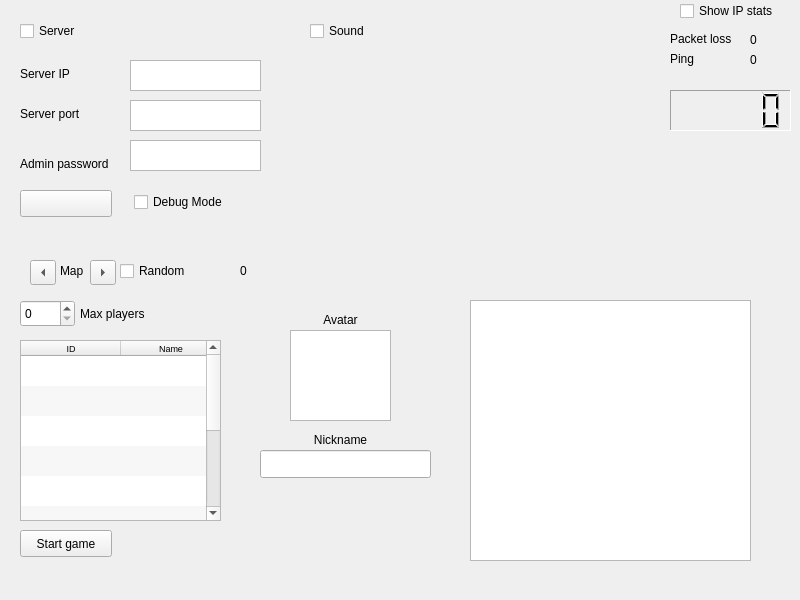
Above: gui/ui/main_window.ui from contremaitre/BomberDude before the change. Below: the same form after it.
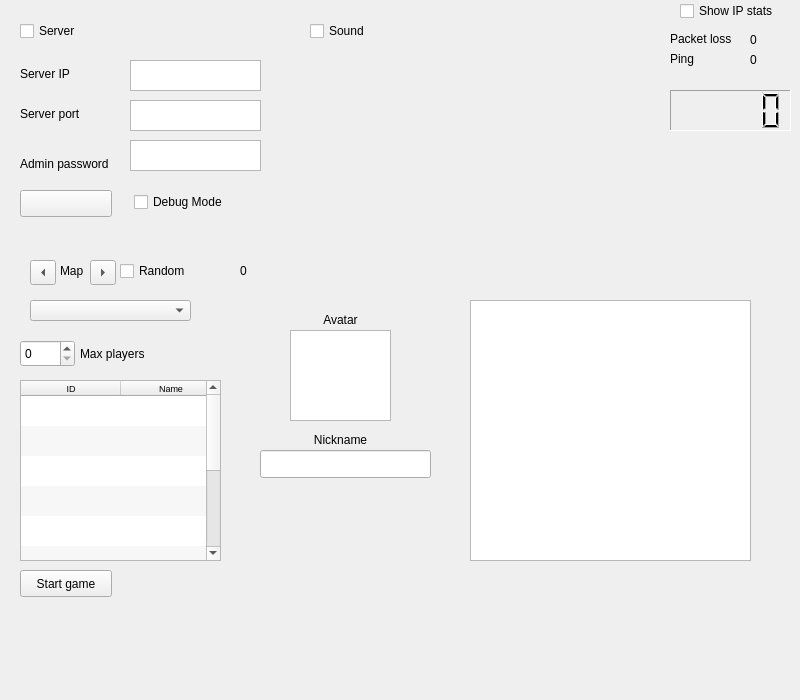
That is the form after the change.

Commit message: map style implementations, first step. - Add a style list to the maps classes - Transmit the style list to the clients - Display the styles available in a combo box

What changed in the file:
```diff
--- a/gui/ui/main_window.ui
+++ b/gui/ui/main_window.ui
@@ -7,7 +7,7 @@
     <x>0</x>
     <y>0</y>
     <width>800</width>
-    <height>600</height>
+    <height>700</height>
    </rect>
   </property>
   <property name="minimumSize">
@@ -26,7 +26,7 @@
       <x>10</x>
       <y>10</y>
       <width>271</width>
-      <height>231</height>
+      <height>221</height>
      </rect>
     </property>
     <widget class="QCheckBox" name="isServer">
@@ -251,14 +251,14 @@
       <x>10</x>
       <y>250</y>
       <width>221</width>
-      <height>311</height>
+      <height>361</height>
      </rect>
     </property>
     <widget class="QSpinBox" name="maxPlayersBox">
      <property name="geometry">
       <rect>
        <x>10</x>
-       <y>50</y>
+       <y>90</y>
        <width>55</width>
        <height>27</height>
       </rect>
@@ -268,7 +268,7 @@
      <property name="geometry">
       <rect>
        <x>70</x>
-       <y>50</y>
+       <y>90</y>
        <width>101</width>
        <height>27</height>
       </rect>
@@ -281,7 +281,7 @@
      <property name="geometry">
       <rect>
        <x>10</x>
-       <y>280</y>
+       <y>320</y>
        <width>92</width>
        <height>27</height>
       </rect>
@@ -294,7 +294,7 @@
      <property name="geometry">
       <rect>
        <x>10</x>
-       <y>90</y>
+       <y>130</y>
        <width>201</width>
        <height>181</height>
       </rect>
@@ -419,6 +419,16 @@
       <string>Random</string>
      </property>
     </widget>
+    <widget class="QComboBox" name="mapOptionCBox">
+     <property name="geometry">
+      <rect>
+       <x>20</x>
+       <y>50</y>
+       <width>161</width>
+       <height>21</height>
+      </rect>
+     </property>
+    </widget>
    </widget>
    <widget class="QLabel" name="serverStatus">
     <property name="geometry">
```
The commit also changes 13 other files.
